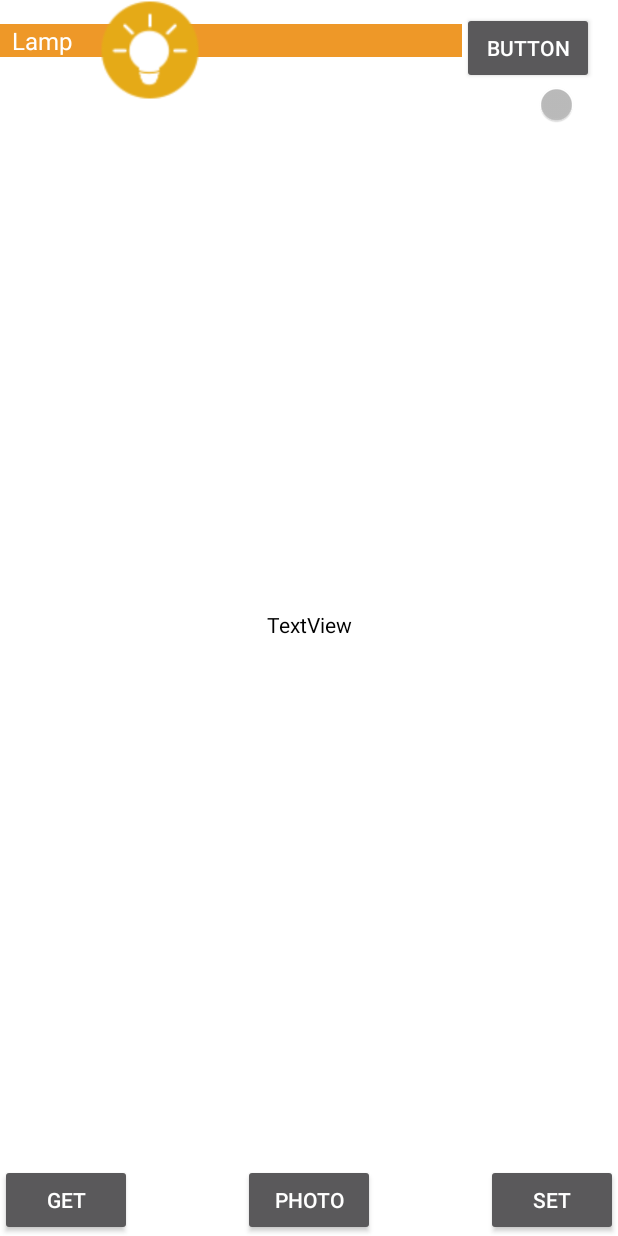
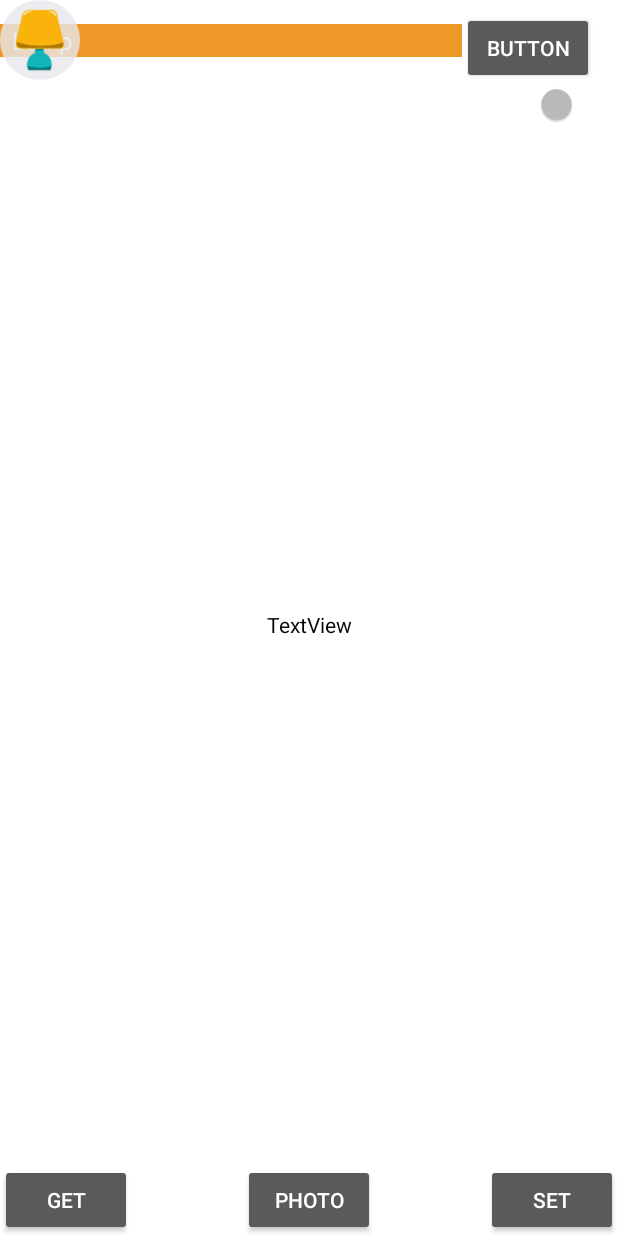
Before and after one commit to YevhenShvets/MyProject, an Android app: the fragment MainFragment placed in its activity, after a tap on "BUTTON", on a phone screen of 412 x 824 dp. Run offline under Robolectric (Android 15) with nearby library versions, the phone set to English and light mode, and no system bars; our stand-ins replace navigation-ui; libraries missing offline, so code that uses them is left out: com.shrikanthravi.customnavigationdrawer2, io.realm, io.realm.annotations, io.realm.exceptions, io.realm.internal; plain views replace SNavigationDrawer; Roboto replaces fonts that are not available here; 8 statements that could not run were skipped.

Commit message:
Delete image

```diff
--- a/app/src/main/java/com/yevhen/project/Class/MyObject.java
+++ b/app/src/main/java/com/yevhen/project/Class/MyObject.java
@@ -6,10 +6,20 @@ import io.realm.annotations.PrimaryKey;
 import io.realm.annotations.Required;
 
 public class MyObject extends RealmObject {
+    @PrimaryKey
+    int id;
     String name;
     float cord_x;
     float cord_y;
     int image_id;
+
+    public int getId() {
+        return id;
+    }
+
+    public void setId(int id) {
+        this.id = id;
+    }
 
     public String getName() {
         return name;
--- a/app/src/main/java/com/yevhen/project/DoubleClickListener.java
+++ b/app/src/main/java/com/yevhen/project/DoubleClickListener.java
@@ -3,6 +3,8 @@ package com.yevhen.project;
 import android.view.View;
 
 import androidx.fragment.app.Fragment;
+
+import com.yevhen.project.Class.MyObject;
 
 /**
  * A simple {@link Fragment} subclass.
@@ -11,8 +13,10 @@ import androidx.fragment.app.Fragment;
 public abstract class DoubleClickListener implements View.OnClickListener {
 
     private static final long DOUBLE_CLICK_TIME_DELTA = 300;//milliseconds
+    private long lastClickTime = 0;
 
-    long lastClickTime = 0;
+    public DoubleClickListener() {
+    }
 
     @Override
     public void onClick(View v) {
@@ -27,4 +31,7 @@ public abstract class DoubleClickListener implements View.OnClickListener {
 
     public abstract void onSingleClick(View v);
     public abstract void onDoubleClick(View v);
+    public String getI(){
+        return ""+ 1;
+    }
 }
--- /dev/null
+++ b/app/src/main/java/com/yevhen/project/ImageIcon.java
@@ -0,0 +1,48 @@
+package com.yevhen.project;
+
+import android.annotation.SuppressLint;
+import android.content.Context;
+import android.util.AttributeSet;
+import android.view.KeyEvent;
+import android.view.MotionEvent;
+import android.view.View;
+import android.view.ViewGroup;
+import android.widget.FrameLayout;
+import android.widget.ImageView;
+import android.widget.Toast;
+
+import androidx.annotation.Nullable;
+
+import com.google.android.material.bottomsheet.BottomSheetDialog;
+import com.yevhen.project.Class.MyObject;
+
+@SuppressLint("AppCompatCustomView")
+public class ImageIcon extends ImageView {
+    private MyObject object;
+    private  float mPrevX,mPrevY;
+    private FrameLayout.LayoutParams img_l;
+
+    public ImageIcon(Context context, MyObject object) {
+        super(context);
+        img_l = new FrameLayout.LayoutParams(ViewGroup.LayoutParams.WRAP_CONTENT, ViewGroup.LayoutParams.WRAP_CONTENT);
+        this.object = object;
+        setClickable(true);
+        setLongClickable(true);
+        setBackgroundResource(R.drawable.background_icon);
+        setX(object.getCord_x());
+        setY(object.getCord_y());
+        switch(object.getImage_id()){
+            case 1:
+                setImageResource(R.drawable.icon_lamp);
+                break;
+            case 2:
+                setImageResource(R.drawable.icon_plant);
+                break;
+        }
+    }
+
+    public MyObject getObject(){
+        return object;
+    }
+
+}
--- a/app/src/main/java/com/yevhen/project/MainFragment.java
+++ b/app/src/main/java/com/yevhen/project/MainFragment.java
@@ -6,17 +6,21 @@ import android.content.SharedPreferences;
 import android.content.res.ColorStateList;
 import android.graphics.Bitmap;
 import android.graphics.BitmapFactory;
+import android.graphics.Color;
+import android.graphics.drawable.Drawable;
 import android.media.Image;
 import android.net.Uri;
 import android.os.Bundle;
 import android.provider.MediaStore;
 import android.util.Base64;
+import android.util.Log;
 import android.util.LruCache;
 import android.view.Gravity;
 import android.view.LayoutInflater;
 import android.view.MotionEvent;
 import android.view.View;
 import android.view.ViewGroup;
+import android.view.ViewParent;
 import android.widget.Button;
 import android.widget.CompoundButton;
 import android.widget.EditText;
@@ -58,6 +62,8 @@ import java.util.Timer;
 import io.realm.Realm;
 import io.realm.RealmQuery;
 import io.realm.RealmResults;
+import io.realm.exceptions.RealmException;
+import io.realm.exceptions.RealmFileException;
 import io.realm.internal.RealmObjectProxy;
 import retrofit2.Call;
 import retrofit2.Callback;
@@ -81,15 +87,14 @@ public class MainFragment extends Fragment {
     Button button_photo;
     FrameLayout frameLayout;
     FrameLayout.LayoutParams layoutParams;
+    FrameLayout.LayoutParams img_l;
     Realm realm;
     ImageView a;
     ImageView image;
+    Switch switch1;
     View view;
-    Bitmap bitmap;
-
 
     private static final int GALLERY_REQUEST = 1;
-
 
     float mPrevX,mPrevY;
     boolean create_mode = false;
@@ -108,22 +113,26 @@ public class MainFragment extends Fragment {
         Button button  = (Button) view.findViewById(R.id.b1);
         tmp = (TextView) view.findViewById(R.id.tmp_text);
         spinner = (Spinner) view.findViewById(R.id.tmp_spinner);
+        switch1 = (Switch) view.findViewById(R.id.tmp_switch);
         button_set = (Button) view.findViewById(R.id.tmp_button_set);
         button_get = (Button) view.findViewById(R.id.tmp_button_get);
         button_photo = (Button) view.findViewById(R.id.tmp_button_photo);
         image = (ImageView) view.findViewById(R.id.tmp_image);
-        layoutParams = new FrameLayout.LayoutParams(60, 60);
-        realm = Realm.getDefaultInstance();
+        frameLayout = (FrameLayout) view.findViewById(R.id.layout_tmp);
+        layoutParams = new FrameLayout.LayoutParams(80, 80);
+        img_l = new FrameLayout.LayoutParams(ViewGroup.LayoutParams.WRAP_CONTENT, ViewGroup.LayoutParams.WRAP_CONTENT);
 
-        final Switch switch1 = (Switch) view.findViewById(R.id.tmp_switch);
+        try {
+            realm = Realm.getDefaultInstance();
+        }catch (Exception ex){
+            Log.d("ERROR",ex.getMessage());
+        }
         switch1.setOnCheckedChangeListener(new CompoundButton.OnCheckedChangeListener() {
             @Override
             public void onCheckedChanged(CompoundButton buttonView, boolean isChecked) {
                 create_mode = isChecked;
             }
         });
-
-        frameLayout = (FrameLayout) view.findViewById(R.id.layout_tmp);
 
         //пошук фото
         button_photo.setOnClickListener(new View.OnClickListener() {
@@ -134,28 +143,24 @@ public class MainFragment extends Fragment {
                     startActivityForResult(photoPickerIntent, GALLERY_REQUEST);
             }
         });
-
         button_set.setOnClickListener(new View.OnClickListener() {
             @Override
             public void onClick(View v) {
                 image.setImageBitmap(new File(getContext()).get_room_uri());
-                //save_data();
+                save_data();
             }
         });
-
         button_get.setOnClickListener(new View.OnClickListener() {
             @Override
             public void onClick(View v) {
-                //get_object();
+                get_object();
             }
         });
 
         button.setOnClickListener(new View.OnClickListener() {
             @Override
             public void onClick(View v) {
-                FrameLayout.LayoutParams img_l = new FrameLayout.LayoutParams(ViewGroup.LayoutParams.WRAP_CONTENT, ViewGroup.LayoutParams.WRAP_CONTENT);
-                a = new ImageView(getContext());
-                FrameLayout.LayoutParams layoutParams = new FrameLayout.LayoutParams(100,100);
+                a = new ImageIcon(getContext(),new MyObject());
                 switch(spinner.getSelectedItemPosition()){
                     case 0:
                         a.setImageResource(R.drawable.icon_lamp);
@@ -166,20 +171,16 @@ public class MainFragment extends Fragment {
                         a.setTag(R.drawable.icon_plant);
                         break;
                 }
-                a.setLayoutParams(img_l);
-                a.setClickable(true);
-                a.setLongClickable(true);
-                a.setOnClickListener(new DoubleClickListener(){
+                a.setOnClickListener(new DoubleClickListener() {
                     @Override
                     public void onSingleClick(View v) {
-                        tmp.setText("Single");
+                        tmp.setText("single");
+
                     }
 
                     @Override
                     public void onDoubleClick(View v) {
-                        tmp.setText("LONG");
-                        //openFragment();
-
+                        tmp.setText("double");
                     }
                 });
                 a.setOnLongClickListener(new View.OnLongClickListener() {
@@ -188,18 +189,6 @@ public class MainFragment extends Fragment {
                         BottomSheetDialog bottom = new BottomSheetDialog(getContext(),R.style.BottomSheetDialogTheme);
                         bottom.setContentView(R.layout.bottom_sheet_layout);
                         bottom.setCanceledOnTouchOutside(false);
-                        //TextView text = bottom.findViewById(R.id.sheet_text);
-                       // text.setText(v.toString());
-                        EditText edit1 = (EditText) bottom.findViewById(R.id.sheet_edit_x);
-                        EditText edit2 = (EditText) bottom.findViewById(R.id.sheet_edit_y);
-                        Button bu = (Button) bottom.findViewById(R.id.sheet_button);
-                        ImageView img1 = (ImageView)bottom.findViewById(R.id.sheet_image);
-                        bu.setOnClickListener(new View.OnClickListener() {
-                            @Override
-                            public void onClick(View v) {
-                               // img1.setBackgroundColor(R.color.colorFon);
-                            }
-                        });
                         bottom.show();
                         return false;
                     }
@@ -229,15 +218,9 @@ public class MainFragment extends Fragment {
                         return false;
                     }
                 });
-
-                a.setX(100f);
-                a.setY(0f);
-
                 frameLayout.addView(a,layoutParams);
             }
         });
-
-
         return view;
     }
 
@@ -247,12 +230,12 @@ public class MainFragment extends Fragment {
             public void execute(Realm bgRealm) {
                 Number id_ = bgRealm.where(MyObject.class).max("id");
                 int id= (id_==null)? 1:id_.intValue()+1;
-                MyObject myObject = bgRealm.createObject(MyObject.class);
+                MyObject myObject = bgRealm.createObject(MyObject.class,id);
                 myObject.setName("" + data_i++);
                 myObject.setCord_x(a.getX());
                 myObject.setCord_y(a.getY());
+
                 int img_id = 1;
-
                 switch ((int)a.getTag()){
                     case R.drawable.icon_lamp: img_id = 1; break;
                     case R.drawable.icon_plant: img_id = 2; break;
@@ -267,39 +250,51 @@ public class MainFragment extends Fragment {
         }, new Realm.Transaction.OnError() {
             @Override
             public void onError(Throwable error) {
-                Toast.makeText(getContext(),"-",Toast.LENGTH_SHORT).show();
+                Toast.makeText(getContext(),"-"+ error.getMessage(),Toast.LENGTH_SHORT).show();
             }
         });
     }
 
-    RealmResults<MyObject> myObjects;
+    private void get_object(){
+        RealmResults<MyObject> myObjects;
+        myObjects = realm.where(MyObject.class).findAll();
+        for(MyObject myObject: myObjects){
+            a = new ImageIcon(getContext(),myObject);
+            a.setOnClickListener(new DoubleClickListener(){
+                @Override
+                public void onSingleClick(View v) {
+                    v.setBackgroundTintList(ColorStateList.valueOf(Color.parseColor("#CBE8E8EC")));
+                    //міняти розмір працює
+                    //v.setLayoutParams(new FrameLayout.LayoutParams(50,50));
+                    tmp.setText("Single"+ getI());
+                }
 
-    private void get_object(){
-        myObjects = realm.where(MyObject.class).findAll();
-        FrameLayout.LayoutParams idsa = new FrameLayout.LayoutParams(15,15);
-        ImageView img;
-        for(MyObject myObject: myObjects){
-            img = new ImageView(getContext());
-            switch (myObject.getImage_id()) {
-                case 1:
-                    img.setImageResource(R.drawable.icon_lamp); break;
-                case 2:
-                    img.setImageResource(R.drawable.icon_plant); break;
-            }
-            img.setLayoutParams(idsa);
-            img.setClickable(true);
-            img.setOnClickListener(new ImageClickLIstener(getContext(),Function.toint(myObject.getName()),tmp));
-            img.setOnTouchListener(new View.OnTouchListener() {
                 @Override
-                public boolean onTouch(View v, MotionEvent event) {
+                public void onDoubleClick(View v) {
+                    v.setBackgroundTintList(ColorStateList.valueOf(Color.parseColor("#E2FDC15D")));
+                    tmp.setText("Double");
+                    delete_object(v);
+                }
+            });
+            a.setOnLongClickListener(new View.OnLongClickListener() {
+                @Override
+                public boolean onLongClick(View v) {
+                    BottomSheetDialog bottom = new BottomSheetDialog(getContext(),R.style.BottomSheetDialogTheme);
+                    bottom.setContentView(R.layout.bottom_sheet_layout);
+                    bottom.setCanceledOnTouchOutside(false);
+                    bottom.show();
+                    return false;
+                }
+            });
+            a.setOnTouchListener(new View.OnTouchListener() {
+                @Override
+                public boolean onTouch(View view, MotionEvent event) {
                     if(create_mode) {
-
                         switch (event.getAction()) {
                             case MotionEvent.ACTION_DOWN:
                                 mPrevX = view.getX() - event.getRawX();
                                 mPrevY = view.getY() - event.getRawY();
                                 break;
-
                             case MotionEvent.ACTION_MOVE:
                                 view.animate()
                                         .x(event.getRawX() + mPrevX)
@@ -307,18 +302,14 @@ public class MainFragment extends Fragment {
                                         .setDuration(0)
                                         .start();
                                 break;
-                            case MotionEvent.ACTION_UP:
-                                break;
                             default:
                                 return false;
                         }
                     }
-                    return true;
-                }});
-
-            img.setX(myObject.getCord_x());
-            img.setY(myObject.getCord_y());
-            frameLayout.addView(img,new ViewGroup.LayoutParams(ViewGroup.LayoutParams.WRAP_CONTENT, ViewGroup.LayoutParams.WRAP_CONTENT));
+                    return false;
+                }
+            });
+            frameLayout.addView(a,layoutParams);
         }
     }
 
@@ -327,6 +318,8 @@ public class MainFragment extends Fragment {
         super.onDestroy();
         realm.close();
     }
+
+
 
     @Override
     public void onActivityResult(int requestCode, int resultCode, @Nullable Intent data) {
@@ -350,5 +343,35 @@ public class MainFragment extends Fragment {
         }
     }
 
+    private void delete_from_layout(){
 
+    }
+
+
+    //DELETE REALM OBJECT
+    private void delete_object(final View v){
+        MyObject obj=((ImageIcon)v).getObject();
+        final int id = obj.getId();
+
+        realm.executeTransactionAsync(new Realm.Transaction() {
+            @Override
+            public void execute(Realm realm) {
+                RealmResults<MyObject> result = realm.where(MyObject.class).equalTo("id", id).findAll();
+                result.deleteAllFromRealm();
+            }
+        }, new Realm.Transaction.OnSuccess() {
+            @Override
+            public void onSuccess() {
+                frameLayout.removeView(v);
+            }
+        });
+    }
+    private void delete_all_object(){
+        realm.executeTransaction(new Realm.Transaction() {
+            @Override
+            public void execute(Realm realm) {
+                realm.delete(MyObject.class);
+            }
+        });
+    }
 }
--- a/app/src/main/res/drawable/background_icon.xml
+++ b/app/src/main/res/drawable/background_icon.xml
@@ -1,6 +1,6 @@
 <?xml version="1.0" encoding="utf-8"?>
 <shape android:shape="rectangle" xmlns:android="http://schemas.android.com/apk/res/android">
-    <solid android:color="@color/light_gray"></solid>
+    <solid android:color="#CBE8E8EC"></solid>
     <corners android:radius="100dp"></corners>
 
 </shape>
--- a/app/src/main/res/values/colors.xml
+++ b/app/src/main/res/values/colors.xml
@@ -20,5 +20,6 @@
     <color name="green">#66BB6A</color>
     <color name="loading_back_color">#80000000</color>
     <color name="eror_color">#DD2C00</color>
-    <color name="my">#1C3988</color>
+    <color name="my">#E2FDC15D</color>
+    <color name="yellow">#FFD600</color>
 </resources>
```
Also changed, not shown: app/src/main/res/layout/bottom_sheet_layout.xml (+0 -11 lines), app/src/main/res/drawable/icon_lamp.png, app/src/main/res/drawable/icon_lamp_.png (deleted), app/src/main/res/drawable/icon_plant.png.
